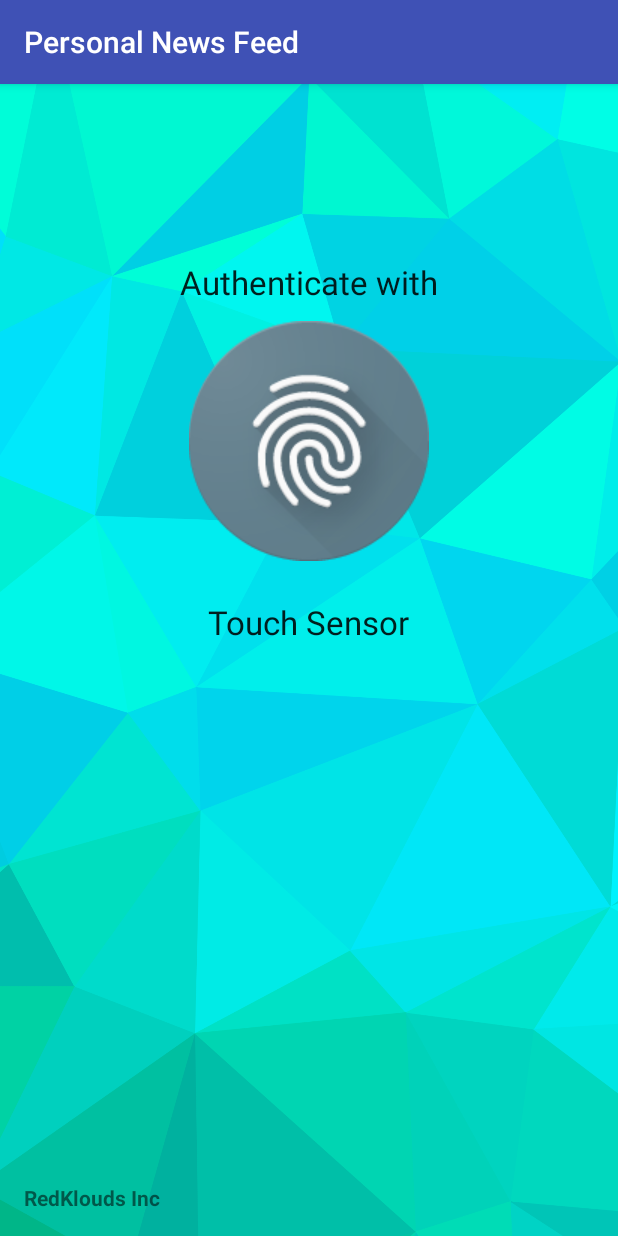
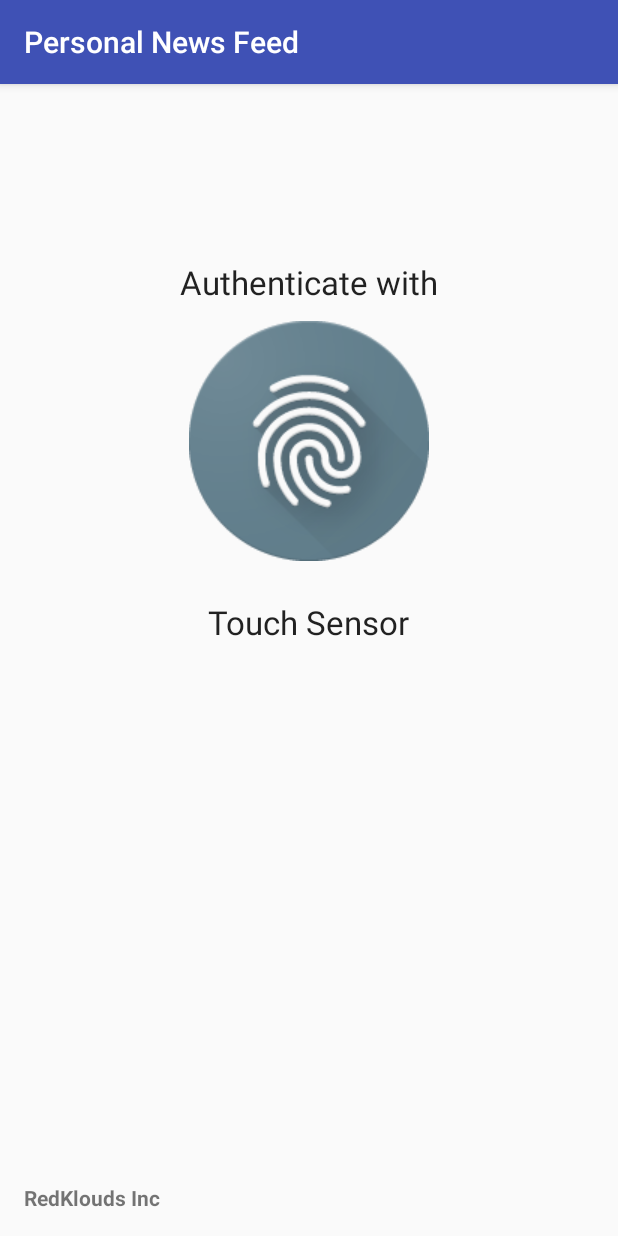
Before and after one commit to RedKlouds/PersonalNewsFeed, an Android app: the screen it shows after launch (AuthenticationActivity), on a phone screen of 412 x 824 dp. Run offline under Robolectric (Android 15) with nearby library versions, the phone set to English and light mode, and no system bars; pictures from the network do not load.

```diff
--- a/app/src/main/java/com/lydanny/personalnewsfeed/AuthenticationActivity.java
+++ b/app/src/main/java/com/lydanny/personalnewsfeed/AuthenticationActivity.java
@@ -40,13 +40,14 @@ import javax.crypto.SecretKey;
  *  fingerprint authentication, during the time of fingerprint Authentication,
  *  there will be many call backs from the fingerprint manager class, therefore
  *  be must handle them here.
- *
+
  * Assumptions:
  *  -> Prior to calling or making this object, CryptoKey has been created by
  *  AuthenticationActivity.
+ *  -> User's device has been registered at least with one or more back up
+ *  security options ( Pin, Pattern and/or Password)
  **/
 
-//requirments need device to register at least a pin,pattern or password
 public class AuthenticationActivity extends AppCompatActivity {
     //key name to be stored within the android keystore container
     private static final String KEY_NAME = "Redklouds_Key";
@@ -62,13 +63,6 @@ public class AuthenticationActivity extends AppCompatActivity {
     private Cipher _cipher;
     // The Crypto Object to use as authentication encrypt/decrypt fingerprint
     private FingerprintManager.CryptoObject _cryptoObject;
-
-    /*  Function:
-        Description:
-        PRECONDITION:
-        POSTCONDITION:
-        ASSUMPTIONS:
-     */
 
     /**
         Function: onCreate
@@ -98,11 +92,7 @@ public class AuthenticationActivity extends AppCompatActivity {
         //instantiate the fingerprint manager ask for the fingerprint service
         fingerprintManager = (FingerprintManager) getSystemService(FINGERPRINT_SERVICE);
 
-        /*
-        //checks wether the device is secured with a PIN,Pattern, and/or Password
-        //ensure backup screen unlocking method has been configured
-        //this mainly checks for backup security on device has been setup
-        */
+        //check wether device has a backup pin, pattern, or password
         if(!keyguardManager.isKeyguardSecure()){
             //show user an error,
             Toast.makeText(this,
@@ -248,7 +238,6 @@ public class AuthenticationActivity extends AppCompatActivity {
         -> Cipher is initialized
      ASSUMPTIONS:
         -> generateKey was called to initialize _KeyStore
-
  */
     public boolean cipherInit(){
         try {
--- a/app/src/main/java/com/lydanny/personalnewsfeed/HttpHandler.java
+++ b/app/src/main/java/com/lydanny/personalnewsfeed/HttpHandler.java
@@ -9,12 +9,11 @@ import java.net.HttpURLConnection;
 import java.net.MalformedURLException;
 import java.net.ProtocolException;
 import java.net.URL;
-import java.util.concurrent.ExecutionException;
 
 /**
  * ----------------------------------------------|
  * Project Name: Personal News Feed
- * File Name:
+ * File Name: HttpHandler.java
  * AUTHOR: Danny Ly | RedKlouds                  |
  * Created On: 5/19/2017                         |
  * ----------------------------------------------|
--- a/app/src/main/res/layout/activity_authentication.xml
+++ b/app/src/main/res/layout/activity_authentication.xml
@@ -7,9 +7,8 @@
     android:paddingLeft="@dimen/activity_horizontal_margin"
     android:paddingRight="@dimen/activity_horizontal_margin"
     android:paddingTop="@dimen/activity_vertical_margin"
-    android:background="@drawable/background_1"
-    android:scaleType="centerCrop"
-    tools:context="com.lydanny.personalnewsfeed.AuthenticationActivity">
+    tools:context="com.lydanny.personalnewsfeed.AuthenticationActivity"
+    android:backgroundTint="@color/button_material_light">
 
     <ImageView
         android:layout_width="wrap_content"
--- a/app/src/main/res/layout/activity_main.xml
+++ b/app/src/main/res/layout/activity_main.xml
@@ -10,9 +10,10 @@
     tools:context="com.lydanny.personalnewsfeed.MainActivity">
 
     <ListView
-        android:layout_width="fill_parent"
+        android:layout_width="match_parent"
         android:layout_height="wrap_content"
         android:id="@+id/main_content_list"
         android:layout_alignParentBottom="true"
         android:layout_alignParentStart="true" />
+    <!-- List view for the main view 'content view' -->
 </RelativeLayout>
```
Also changed, not shown: app/src/main/AndroidManifest.xml (+14 -3 lines), app/src/main/java/com/lydanny/personalnewsfeed/FingerPrintHandler.java (+33 -14 lines), app/src/main/java/com/lydanny/personalnewsfeed/MainActivity.java (+37 -0 lines), app/src/main/res/layout/list_item.xml (+7 -3 lines).
